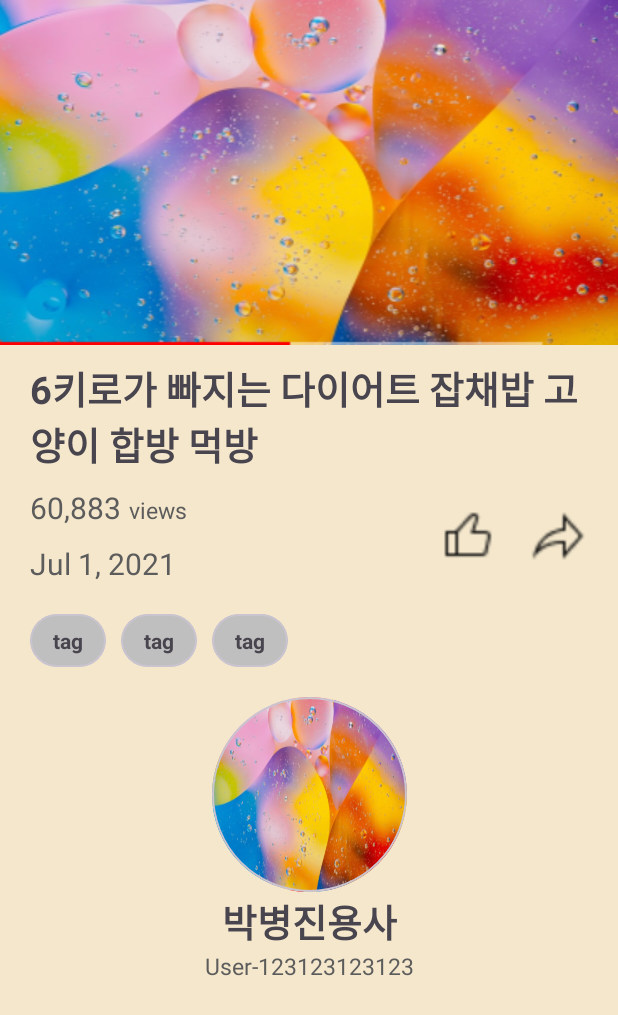
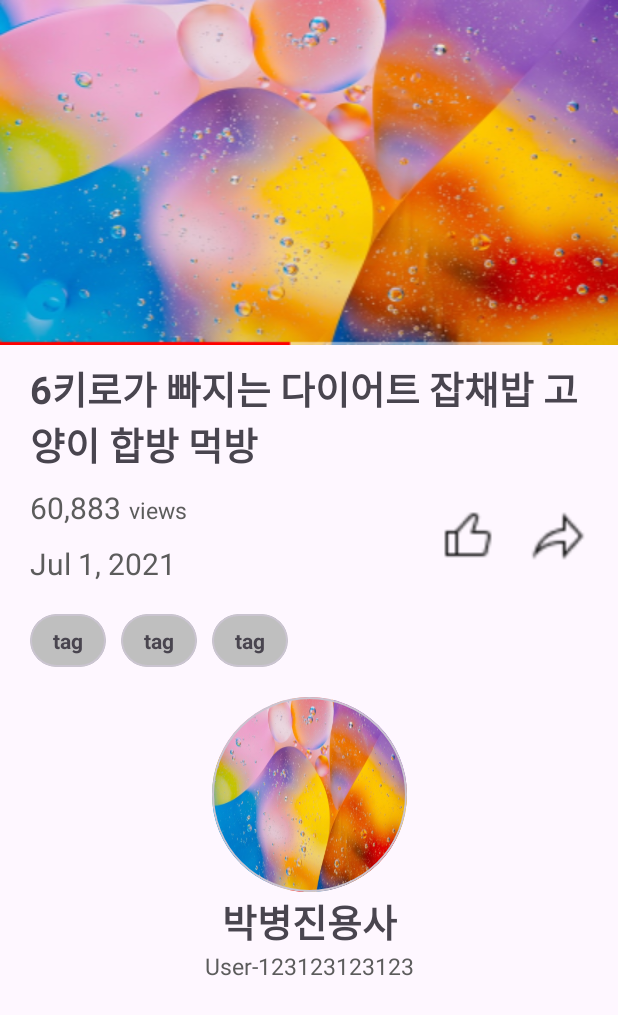
Before and after one commit to NBC-VIDEO/YouTube-API, an Android app: the layout fragment_video_detail.xml on its own in the app's theme, with its tools: preview values and no code run, on a phone screen of 412 x 824 dp. Shown: the top 1015 px of the screen. Run offline under Robolectric (Android 15) with nearby library versions, the phone set to English and light mode, and no system bars.

```diff
--- a/app/src/main/java/com/nbc/video/DetailDummyData.kt
+++ b/app/src/main/java/com/nbc/video/DetailDummyData.kt
@@ -25,11 +25,15 @@ object DetailDummyData {
             tags = listOf("All", "Music"),
             categoryId = 1,
         )
+        val channelSnippet = ChannelSnippetModel(
+            thumbnails = ThumbnailsModel(thumbnail)
+        )
         val userStatistics = StatisticsModel(60883)
         val videoDetails = VideoDetails(
             id = "9bZkp7q19f0",
             snippet = userSnippet,
-            statistics = userStatistics
+            statistics = userStatistics,
+            channelSnippet = channelSnippet,
         )
         val user = VideoDetailsModel(
             items = videoDetails
--- a/app/src/main/java/com/nbc/video/VideoDetailFragment.kt
+++ b/app/src/main/java/com/nbc/video/VideoDetailFragment.kt
@@ -81,7 +81,9 @@ class VideoDetailFragment : Fragment() {
             tvDetailPublish.text = userDetailData.items.snippet.publishedAt
             tvDetailChannelName.text = userDetailData.items.snippet.channelTitle
             tvDetailChannelId.text = userDetailData.items.snippet.channelId
-            // channel thumbnail이 없다???????
+            Glide.with(requireContext())
+                .load(userDetailData.items.channelSnippet.thumbnails.default.url)
+                .into(ivDetailChannelImage)
         }
     }
 
--- a/app/src/main/java/com/nbc/video/VideoDetailsModel.kt
+++ b/app/src/main/java/com/nbc/video/VideoDetailsModel.kt
@@ -8,6 +8,7 @@ data class VideoDetails(
     val id: String,                                 // 동영상 고유 ID
     val snippet: VideoSnippetModel,
     val statistics: StatisticsModel,
+    val channelSnippet: ChannelSnippetModel,
 )
 
 data class VideoSnippetModel(
@@ -35,3 +36,7 @@ data class ThumbnailModel(
 data class StatisticsModel(
     val viewCount: Int,                     // 조회수
 )
+
+data class ChannelSnippetModel(
+    val thumbnails: ThumbnailsModel,        // 채널 썸네일
+)
--- a/app/src/main/res/layout/fragment_video_detail.xml
+++ b/app/src/main/res/layout/fragment_video_detail.xml
@@ -2,7 +2,6 @@
 <androidx.constraintlayout.widget.ConstraintLayout xmlns:android="http://schemas.android.com/apk/res/android"
     xmlns:app="http://schemas.android.com/apk/res-auto"
     xmlns:tools="http://schemas.android.com/tools"
-    android:background="#F4E7CC"
     android:layout_width="match_parent"
     android:layout_height="match_parent"
     tools:context=".VideoDetailFragment">
@@ -82,23 +81,25 @@
                 android:id="@+id/btn_detail_good"
                 android:layout_width="40dp"
                 android:layout_height="40dp"
+                android:layout_marginEnd="20dp"
+                android:background="@drawable/good"
+                android:contentDescription="@string/app_name"
+                app:layout_constraintBottom_toBottomOf="@id/tv_detail_publish"
                 app:layout_constraintEnd_toStartOf="@id/btn_detail_share"
                 app:layout_constraintTop_toTopOf="@id/tv_detail_view_count"
-                app:layout_constraintBottom_toBottomOf="@id/tv_detail_publish"
-                android:layout_marginEnd="20dp"
-                android:background="@drawable/good"
-                android:contentDescription="@string/app_name" />
+                tools:ignore="TouchTargetSizeCheck" />
 
             <androidx.appcompat.widget.AppCompatImageButton
                 android:id="@+id/btn_detail_share"
                 android:layout_width="40dp"
                 android:layout_height="40dp"
+                android:layout_marginEnd="20dp"
+                android:background="@drawable/share"
+                android:contentDescription="@string/app_name"
+                app:layout_constraintBottom_toBottomOf="@id/tv_detail_publish"
                 app:layout_constraintEnd_toEndOf="parent"
                 app:layout_constraintTop_toTopOf="@id/tv_detail_view_count"
-                app:layout_constraintBottom_toBottomOf="@id/tv_detail_publish"
-                android:layout_marginEnd="20dp"
-                android:background="@drawable/share"
-                android:contentDescription="@string/app_name" />
+                tools:ignore="TouchTargetSizeCheck" />
 
             <androidx.recyclerview.widget.RecyclerView
                 android:id="@+id/detail_recyclerview"
```
